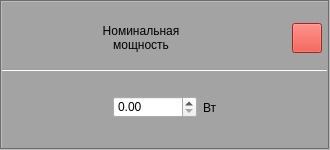
Qt form ballastresistorinputframe.ui (evilpeopletyranny/BallastStand) before a commit.
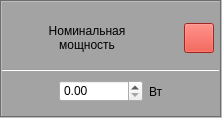
The same form after that commit. Icons and pictures are not drawn.

Patch:
```diff
--- a/ballastresistorinputframe.ui
+++ b/ballastresistorinputframe.ui
@@ -6,8 +6,8 @@
    <rect>
     <x>0</x>
     <y>0</y>
-    <width>330</width>
-    <height>150</height>
+    <width>222</width>
+    <height>118</height>
    </rect>
   </property>
   <property name="sizePolicy">
@@ -19,13 +19,13 @@
   <property name="minimumSize">
    <size>
     <width>0</width>
-    <height>150</height>
+    <height>110</height>
    </size>
   </property>
   <property name="maximumSize">
    <size>
     <width>16777215</width>
-    <height>150</height>
+    <height>118</height>
    </size>
   </property>
   <property name="windowTitle">
@@ -44,7 +44,7 @@
   </property>
   <layout class="QVBoxLayout" name="verticalLayout_2">
    <property name="sizeConstraint">
-    <enum>QLayout::SetMinAndMaxSize</enum>
+    <enum>QLayout::SetDefaultConstraint</enum>
    </property>
    <property name="leftMargin">
     <number>0</number>
```
